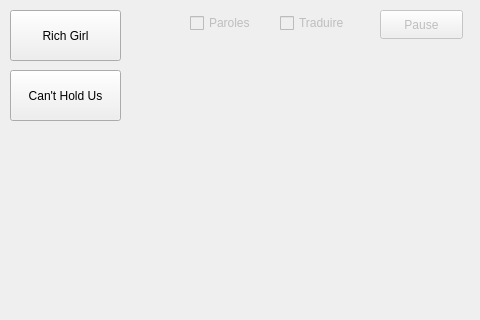
cegepmatane/projets-specialises-2023-fabientolsy, file Code/MusiFlow/mainwindow.ui: the form before one commit; both pictures show x 0 to 480 and y 0 to 320 of the 1327 by 876 pixel window.
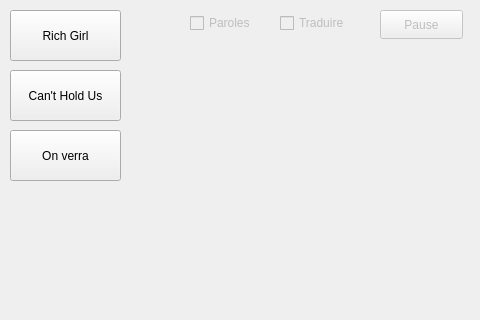
The form after the commit.

What changed in the file:
```diff
--- a/Code/MusiFlow/mainwindow.ui
+++ b/Code/MusiFlow/mainwindow.ui
@@ -174,6 +174,19 @@
      <bool>false</bool>
     </property>
    </widget>
+   <widget class="QPushButton" name="onVerra">
+    <property name="geometry">
+     <rect>
+      <x>10</x>
+      <y>130</y>
+      <width>111</width>
+      <height>51</height>
+     </rect>
+    </property>
+    <property name="text">
+     <string>On verra</string>
+    </property>
+   </widget>
    <zorder>paroleAffichage</zorder>
    <zorder>richGirl</zorder>
    <zorder>cantHoldUs</zorder>
```
Left out of the diff: 1 changed line with no effect on the pictures.
